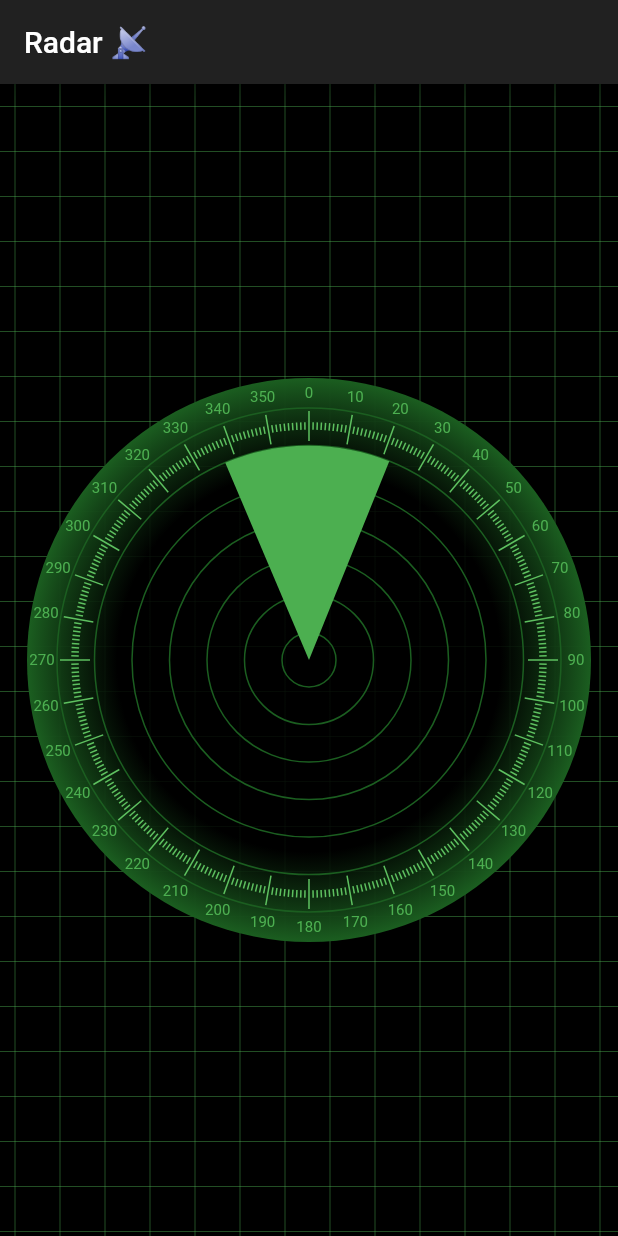
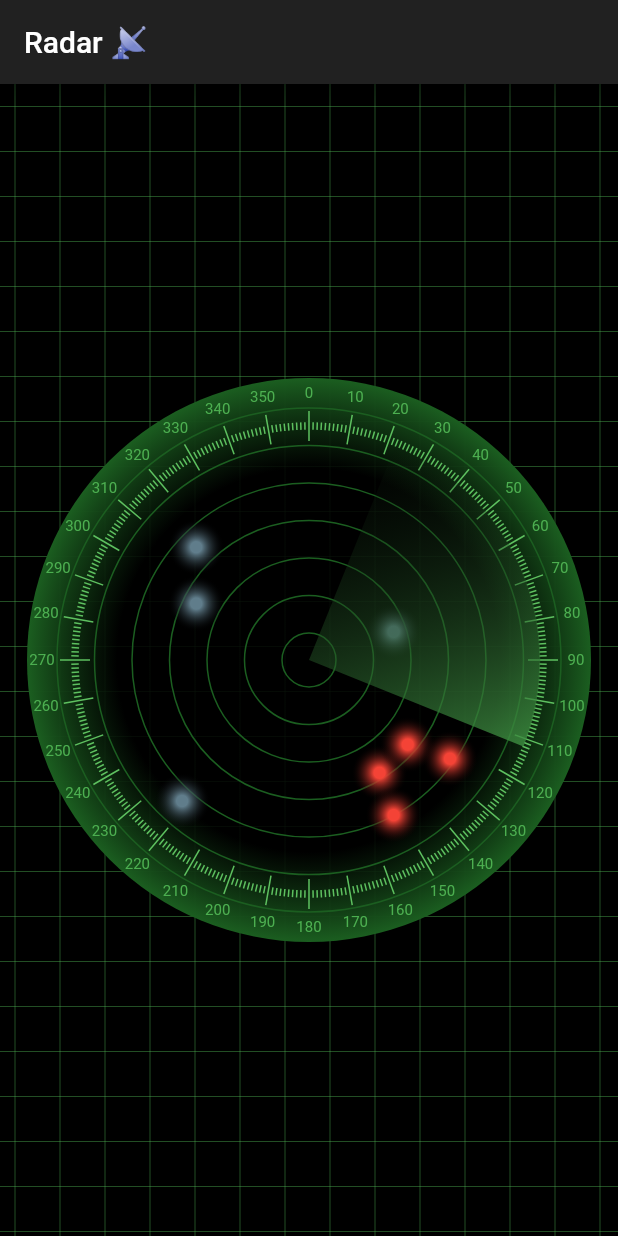
Before and after one commit to nickolaschong/flutter_radar, a Flutter app: the screen it shows after launch, on a phone screen of 412 x 824 dp. Run offline on Flutter 3.47's test engine with Material 2 defaults, Android fonts, the phone set to English and light mode, and no system bars.

Commit message:
Clean up Radar Arc and adding Radar Target

```diff
--- a/lib/radar.dart
+++ b/lib/radar.dart
@@ -1,7 +1,10 @@
+import 'dart:math';
+
 import 'package:flutter/material.dart';
 import 'package:flutter_radar/concentric_circle_painter.dart';
 import 'package:flutter_radar/radar_arc.dart';
 import 'package:flutter_radar/radar_marker.dart';
+import 'package:flutter_radar/radar_target.dart';
 
 class Radar extends StatelessWidget {
   const Radar({Key? key}) : super(key: key);
@@ -51,10 +54,12 @@ class Radar extends StatelessWidget {
                     radius: radius - 10,
                   ),
                 ),
+              ..._drawNeutralTarget(radius, Colors.blueGrey),
+              ..._drawEnemyTarget(radius, Colors.red),
               Positioned(
                 left: radius,
                 top: radius,
-                child: RadarArc(radius: radius * 0.76),
+                child: RadarArc(radius: radius * 0.82),
               ),
             ],
           ),
@@ -74,4 +79,50 @@ class Radar extends StatelessWidget {
       child: Container(),
     );
   }
+
+  List<Widget> _drawNeutralTarget(radius, color) {
+    final size = radius * 0.1;
+
+    var coordinates = <Point<double>>[
+      Point(radius * 0.5, radius * 0.5),
+      Point(radius * 0.5, radius * 0.7),
+      Point(radius * 0.45, radius * 1.4),
+      Point(radius * 1.2, radius * 0.8),
+    ];
+
+    return [
+      for (var i = 0; i < coordinates.length; i++)
+        Positioned(
+          left: coordinates[i].x,
+          top: coordinates[i].y,
+          child: RadarTarget(
+            radius: size,
+            color: color,
+          ),
+        ),
+    ];
+  }
+
+  List<Widget> _drawEnemyTarget(radius, color) {
+    final size = radius * 0.1;
+
+    var coordinates = <Point<double>>[
+      Point(radius * 1.15, radius * 1.3),
+      Point(radius * 1.25, radius * 1.2),
+      Point(radius * 1.2, radius * 1.45),
+      Point(radius * 1.4, radius * 1.25),
+    ];
+
+    return [
+      for (var i = 0; i < coordinates.length; i++)
+        Positioned(
+          left: coordinates[i].x,
+          top: coordinates[i].y,
+          child: RadarTarget(
+            radius: size,
+            color: color,
+          ),
+        ),
+    ];
+  }
 }
--- a/lib/radar_arc.dart
+++ b/lib/radar_arc.dart
@@ -27,7 +27,7 @@ class _RadarArcState extends State<RadarArc>
         _elapsed = elapsed;
       });
     });
-    // _ticker.start();
+    _ticker.start();
     super.initState();
   }
 
@@ -68,16 +68,12 @@ class ArcPainter extends CustomPainter {
 
     final rect = Rect.fromCircle(center: center, radius: size.width / 2);
     final paint = Paint()
-      ..shader = LinearGradient(
+      ..shader = const LinearGradient(
         colors: [
           Colors.transparent,
-          Colors.green.shade900,
+          Colors.green,
         ],
       ).createShader(rect);
-
-    var paint2 = Paint()
-      ..color = Colors.green
-      ..style = PaintingStyle.fill;
 
     canvas.drawArc(
       Rect.fromCenter(
@@ -85,13 +81,13 @@ class ArcPainter extends CustomPainter {
         width: size.width,
         height: size.height,
       ),
-      247 * pi / 180,
-      pi / 4,
+      220 * pi / 180,
+      pi / 2,
       true,
-      paint2,
+      paint,
     );
   }
 
   @override
-  bool shouldRepaint(CustomPainter oldDelegate) => true;
+  bool shouldRepaint(CustomPainter oldDelegate) => false;
 }
--- /dev/null
+++ b/lib/radar_target.dart
@@ -0,0 +1,32 @@
+import 'package:flutter/material.dart';
+
+class RadarTarget extends StatelessWidget {
+  const RadarTarget({
+    Key? key,
+    required this.radius,
+    required this.color,
+  }) : super(key: key);
+
+  final double radius;
+  final Color color;
+
+  @override
+  Widget build(BuildContext context) {
+    return Container(
+      width: radius * 2,
+      height: radius * 2,
+      decoration: BoxDecoration(
+        gradient: RadialGradient(
+          colors: [
+            color,
+            Colors.transparent,
+          ],
+          stops: const [
+            0.2,
+            1,
+          ],
+        ),
+      ),
+    );
+  }
+}
```
